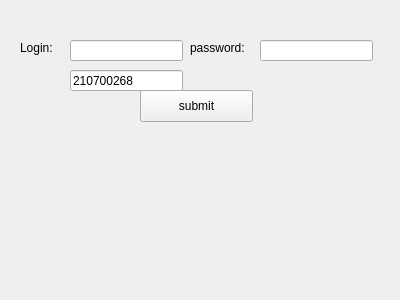
Before: the Qt Designer form widget.ui in Vladislav-S/vk, drawn with Qt 5.
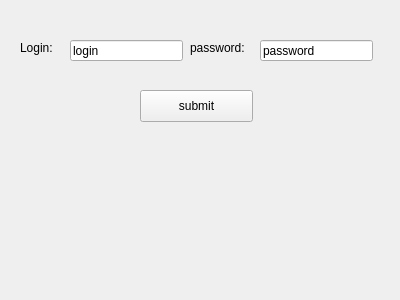
After: the same form once the commit is applied.

Commit message:
vkConnect lvl 2
прокачал класс, добавив функцию логина, первое серьезное нововведение,
без которого не возможна дальнейшая работа. Ожидаю разрешения на прямой
логин к серверу вк.

Patch:
```diff
--- a/widget.ui
+++ b/widget.ui
@@ -22,6 +22,9 @@
      <height>21</height>
     </rect>
    </property>
+   <property name="text">
+    <string>login</string>
+   </property>
   </widget>
   <widget class="QLineEdit" name="password_edit">
    <property name="geometry">
@@ -32,6 +35,9 @@
      <height>21</height>
     </rect>
    </property>
+   <property name="text">
+    <string>password</string>
+   </property>
   </widget>
   <widget class="QLabel" name="login_label">
    <property name="geometry">
@@ -85,19 +91,6 @@
     <string/>
    </property>
   </widget>
-  <widget class="QLineEdit" name="lineEdit_test">
-   <property name="geometry">
-    <rect>
-     <x>70</x>
-     <y>70</y>
-     <width>113</width>
-     <height>21</height>
-    </rect>
-   </property>
-   <property name="text">
-    <string>210700268</string>
-   </property>
-  </widget>
  </widget>
  <layoutdefault spacing="6" margin="11"/>
  <resources/>
```
The commit also changes 2 other files.
